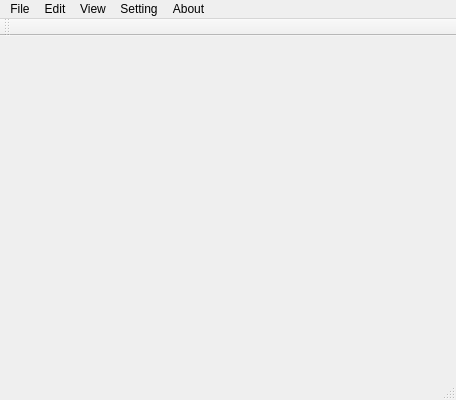
Edgar324/ScatterPointGlyph, file ScatterPointGlyph/scatter_point_glyph.ui: the form before one commit.
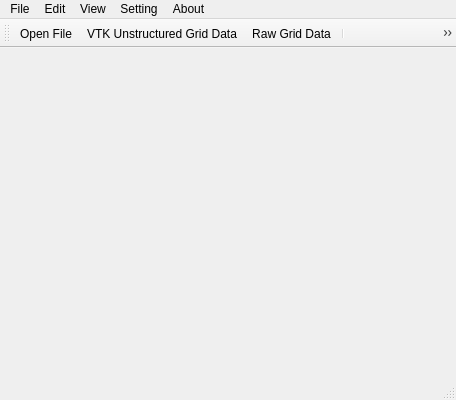
The form after the commit. Icons and pictures are not drawn.

Patch:
```diff
--- a/ScatterPointGlyph/scatter_point_glyph.ui
+++ b/ScatterPointGlyph/scatter_point_glyph.ui
@@ -74,6 +74,14 @@
    <attribute name="toolBarBreak">
     <bool>false</bool>
    </attribute>
+   <addaction name="actionOpen_File"/>
+   <addaction name="actionVTK_Unstructured_Grid_Data"/>
+   <addaction name="actionRaw_Grid_Data"/>
+   <addaction name="separator"/>
+   <addaction name="action_perception_driven"/>
+   <addaction name="action_hierarchical_clustering"/>
+   <addaction name="separator"/>
+   <addaction name="actionExec"/>
   </widget>
   <widget class="QStatusBar" name="statusBar"/>
   <action name="action_close">
@@ -92,6 +100,16 @@
    </property>
   </action>
   <action name="action_perception_driven">
+   <property name="checkable">
+    <bool>true</bool>
+   </property>
+   <property name="checked">
+    <bool>true</bool>
+   </property>
+   <property name="icon">
+    <iconset resource="scatter_point_glyph.qrc">
+     <normaloff>:/ScatterPointGlyph/images/perception.png</normaloff>:/ScatterPointGlyph/images/perception.png</iconset>
+   </property>
    <property name="text">
     <string>Perception Driven</string>
    </property>
@@ -114,6 +132,24 @@
     <string>VTK Unstructured Grid Data</string>
    </property>
   </action>
+  <action name="actionOpen_File">
+   <property name="icon">
+    <iconset resource="scatter_point_glyph.qrc">
+     <normaloff>:/ScatterPointGlyph/images/open.png</normaloff>:/ScatterPointGlyph/images/open.png</iconset>
+   </property>
+   <property name="text">
+    <string>Open File</string>
+   </property>
+  </action>
+  <action name="actionExec">
+   <property name="icon">
+    <iconset resource="scatter_point_glyph.qrc">
+     <normaloff>:/ScatterPointGlyph/images/exec.png</normaloff>:/ScatterPointGlyph/images/exec.png</iconset>
+   </property>
+   <property name="text">
+    <string>Exec</string>
+   </property>
+  </action>
  </widget>
  <layoutdefault spacing="6" margin="11"/>
  <resources>
```
Left out of the diff: 21 changed lines with no effect on the pictures.
